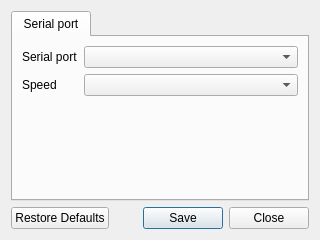
Old version of the form src/windows/configwindow.ui in the repository sardylan/qcw.
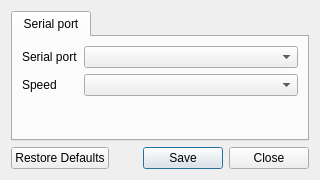
New version of the form.

Commit message: PARTIAL: integrating config window

What changed in the file:
```diff
--- a/src/windows/configwindow.ui
+++ b/src/windows/configwindow.ui
@@ -10,9 +10,15 @@
     <x>0</x>
     <y>0</y>
     <width>320</width>
-    <height>240</height>
+    <height>180</height>
    </rect>
   </property>
+  <property name="minimumSize">
+   <size>
+    <width>320</width>
+    <height>180</height>
+   </size>
+  </property>
   <property name="windowTitle">
    <string>Configuration</string>
   </property>
```
Left out of the diff: 8 changed lines with no effect on the pictures. The commit also changes 6 other files.
